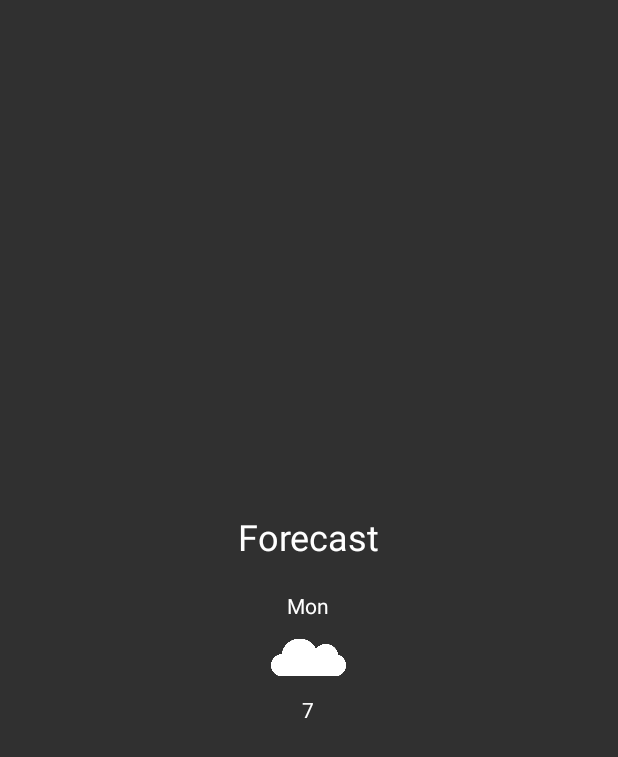
After one commit to ryanwr/weather, an Android app: the layout fragment_detail_forecast.xml on its own in the app's theme, with its tools: preview values and no code run, on a phone screen of 412 x 824 dp. The commit adds this screen. Shown: the top 757 px of the screen. Run offline under Robolectric (Android 15) with nearby library versions, the phone set to English and light mode, and no system bars.

Commit message:
Adds more tests, add viewpager fragment, working on wave border, more shared transition elements

```diff
--- a/app/build.gradle
+++ b/app/build.gradle
@@ -97,6 +97,7 @@ dependencies {
 
     // Misc. (fonts, particles..)
     compile 'com.vstechlab.easyfonts:easyfonts:1.0.0'
+    compile 'me.relex:circleindicator:1.2.1@aar'
     //compile 'com.github.arimorty:floatingsearchview:2.0.3'
     //compile 'com.plattysoft.leonids:LeonidsLib:1.3.1'
     compile fileTree(dir: '../libs', include: '*.jar')
--- a/app/src/main/java/com/ryanwelch/weather/data/place/PlaceRepository.java
+++ b/app/src/main/java/com/ryanwelch/weather/data/place/PlaceRepository.java
@@ -23,7 +23,7 @@ public class PlaceRepository implements PlaceDataSource {
                 .filter(v -> !v.isEmpty())
                 .switchIfEmpty(
                         mPlaceSharedPreferencesDataSource.getPlaces()
-                                .doOnNext(mPlaceMemoryDataSource::setPlaces)
+                                .doOnNext((places) -> mPlaceMemoryDataSource.setPlaces(places).subscribe())
                 );
     }
 
@@ -36,7 +36,7 @@ public class PlaceRepository implements PlaceDataSource {
     public Observable<Void> addPlace(Place place) {
         return mPlaceMemoryDataSource.addPlace(place).doOnCompleted(() -> {
             mPlaceMemoryDataSource.getPlaces()
-                    .subscribe(mPlaceSharedPreferencesDataSource::setPlaces);
+                    .subscribe((places) -> mPlaceSharedPreferencesDataSource.setPlaces(places).subscribe());
         });
     }
 
--- a/app/src/main/java/com/ryanwelch/weather/data/place/PlaceSharedPreferencesDataSource.java
+++ b/app/src/main/java/com/ryanwelch/weather/data/place/PlaceSharedPreferencesDataSource.java
@@ -39,7 +39,7 @@ public class PlaceSharedPreferencesDataSource implements PlaceDataSource {
     public Observable<Void> setPlaces(List<Place> places) {
         Timber.v("setPlaces");
         mSharedPreferences.edit().putString(SP_PLACE_ENTITIES, mGson.toJson(places)).apply();
-        return null;
+        return Observable.empty();
     }
 
     @Override
--- a/app/src/main/java/com/ryanwelch/weather/ui/detailscreen/DetailComponent.java
+++ b/app/src/main/java/com/ryanwelch/weather/ui/detailscreen/DetailComponent.java
@@ -15,4 +15,5 @@ import dagger.Component;
 @Component(dependencies = ApplicationComponent.class, modules = {ActivityModule.class})
 public interface DetailComponent extends ActivityComponent {
     void inject(DetailFragment detailFragment);
+    void inject(DetailForecastFragment detailForecastFragment);
 }
--- a/app/src/main/java/com/ryanwelch/weather/ui/detailscreen/DetailPresenter.java
+++ b/app/src/main/java/com/ryanwelch/weather/ui/detailscreen/DetailPresenter.java
@@ -19,6 +19,7 @@ public class DetailPresenter implements DetailContract.Presenter {
     @Override
     public void setView(DetailContract.View view) {
         mView = view;
+        mView.showData(mWeather);
     }
 
     @Override
@@ -28,7 +29,6 @@ public class DetailPresenter implements DetailContract.Presenter {
 
     @Override
     public void resume() {
-        mView.showData(mWeather);
     }
 
     @Override
--- a/app/src/main/java/com/ryanwelch/weather/ui/mainscreen/WeatherListAdapter.java
+++ b/app/src/main/java/com/ryanwelch/weather/ui/mainscreen/WeatherListAdapter.java
@@ -64,6 +64,9 @@ public class WeatherListAdapter extends RecyclerView.Adapter<WeatherListAdapter.
             holder.setTransitionId(Integer.toString(position));
             holder.itemView.setTransitionName("weather_item_" + holder.getTransitionId());
             holder.mWeatherIcon.setTransitionName("weather_icon_" + holder.getTransitionId());
+            holder.mLocationName.setTransitionName("weather_name_" + holder.getTransitionId());
+            holder.mTemperature.setTransitionName("weather_temperature_" + holder.getTransitionId());
+            holder.mCondition.setTransitionName("weather_condition_" + holder.getTransitionId());
         }
         holder.mCondition.setText(data.isDay ? data.weatherCondition.getName() : data.weatherCondition.getNightName());
         holder.mFeelsLike.setText(String.format(mFeelsLikeFormat, (long) Math.round(data.feelsLikeC)));
--- a/app/src/main/java/com/ryanwelch/weather/ui/navigation/Navigator.java
+++ b/app/src/main/java/com/ryanwelch/weather/ui/navigation/Navigator.java
@@ -36,8 +36,11 @@ public class Navigator {
             if (Build.VERSION.SDK_INT >= Build.VERSION_CODES.LOLLIPOP) {
                 Pair<View, String> p1 = new Pair<>(viewHolder.itemView, viewHolder.itemView.getTransitionName());
                 Pair<View, String> p2 = new Pair<>(viewHolder.mWeatherIcon, viewHolder.mWeatherIcon.getTransitionName());
+                Pair<View, String> p3 = new Pair<>(viewHolder.mLocationName, viewHolder.mLocationName.getTransitionName());
+                Pair<View, String> p4 = new Pair<>(viewHolder.mTemperature, viewHolder.mTemperature.getTransitionName());
+                Pair<View, String> p5 = new Pair<>(viewHolder.mCondition, viewHolder.mCondition.getTransitionName());
                 ActivityOptionsCompat options = ActivityOptionsCompat
-                        .makeSceneTransitionAnimation(activity, p1, p2);
+                        .makeSceneTransitionAnimation(activity, p1, p2, p3, p4, p5);
                 activity.startActivity(intentToLaunch, options.toBundle());
             } else {
                 activity.startActivity(intentToLaunch);
--- /dev/null
+++ b/app/src/main/res/layout/fragment_detail_forecast.xml
@@ -0,0 +1,54 @@
+<LinearLayout xmlns:android="http://schemas.android.com/apk/res/android"
+    xmlns:tools="http://schemas.android.com/tools"
+    android:layout_width="match_parent"
+    android:layout_height="match_parent"
+    android:orientation="vertical"
+    android:gravity="center"
+    tools:context=".ui.detailscreen.DetailForecastFragment">
+
+    <TextView
+        android:id="@+id/txt_forecast_title"
+        android:layout_width="wrap_content"
+        android:layout_height="wrap_content"
+        android:text="Forecast"
+        android:textSize="24sp"
+        android:textColor="@color/colorTextPrimaryLight"/>
+
+    <LinearLayout
+        android:id="@+id/forecast_container"
+        android:layout_width="match_parent"
+        android:layout_height="wrap_content"
+        android:orientation="horizontal"
+        android:paddingTop="20dp"
+        android:gravity="center">
+
+        <LinearLayout
+            android:layout_width="wrap_content"
+            android:layout_height="wrap_content"
+            android:orientation="vertical"
+            android:gravity="center">
+
+            <TextView
+                android:layout_width="wrap_content"
+                android:layout_height="wrap_content"
+                android:text="Mon"
+                android:textSize="14sp"
+                android:textColor="@color/colorTextPrimaryLight"/>
+
+            <ImageView
+                android:layout_width="50dp"
+                android:layout_height="50dp"
+                android:src="@drawable/cloud"/>
+
+            <TextView
+                android:layout_width="wrap_content"
+                android:layout_height="wrap_content"
+                android:text="7"
+                android:textSize="14sp"
+                android:textColor="@color/colorTextPrimaryLight"/>
+
+        </LinearLayout>
+
+    </LinearLayout>
+
+</LinearLayout>
--- a/app/src/main/res/values/colors.xml
+++ b/app/src/main/res/values/colors.xml
@@ -29,4 +29,6 @@
     <color name="snowBg">#ccd1d9</color>
     <color name="clearBg">#000000</color>
     <color name="stormBg">#656d78</color>
+
+    <color name="white">#ffffff</color>
 </resources>
--- a/gradle.properties
+++ b/gradle.properties
@@ -10,9 +10,11 @@
 # Specifies the JVM arguments used for the daemon process.
 # The setting is particularly useful for tweaking memory settings.
 # Default value: -Xmx10248m -XX:MaxPermSize=256m
-# org.gradle.jvmargs=-Xmx2048m -XX:MaxPermSize=512m -XX:+HeapDumpOnOutOfMemoryError -Dfile.encoding=UTF-8
+org.gradle.jvmargs=-Xmx2048m -XX:MaxPermSize=512m -XX:+HeapDumpOnOutOfMemoryError -Dfile.encoding=UTF-8
 
 # When configured, Gradle will run in incubating parallel mode.
 # This option should only be used with decoupled projects. More details, visit
 # http://www.gradle.org/docs/current/userguide/multi_project_builds.html#sec:decoupled_projects
-# org.gradle.parallel=true
+org.gradle.parallel=true
+
+org.gradle.daemon=true
```
Also changed, not shown: app/src/main/java/com/ryanwelch/weather/ui/detailscreen/DetailForecastFragment.java (added, +46 -0 lines), app/src/main/java/com/ryanwelch/weather/ui/detailscreen/DetailFragment.java (+37 -1 lines), app/src/main/java/com/ryanwelch/weather/ui/detailscreen/DetailPagerAdapter.java (deleted, +0 -35 lines), app/src/main/res/drawable/wave.xml (added, +15 -0 lines), app/src/main/res/drawable/wave_background.xml (added, +9 -0 lines), app/src/main/res/layout/fragment_detail.xml (+24 -9 lines), gradle/wrapper/gradle-wrapper.properties, 2 other files.
